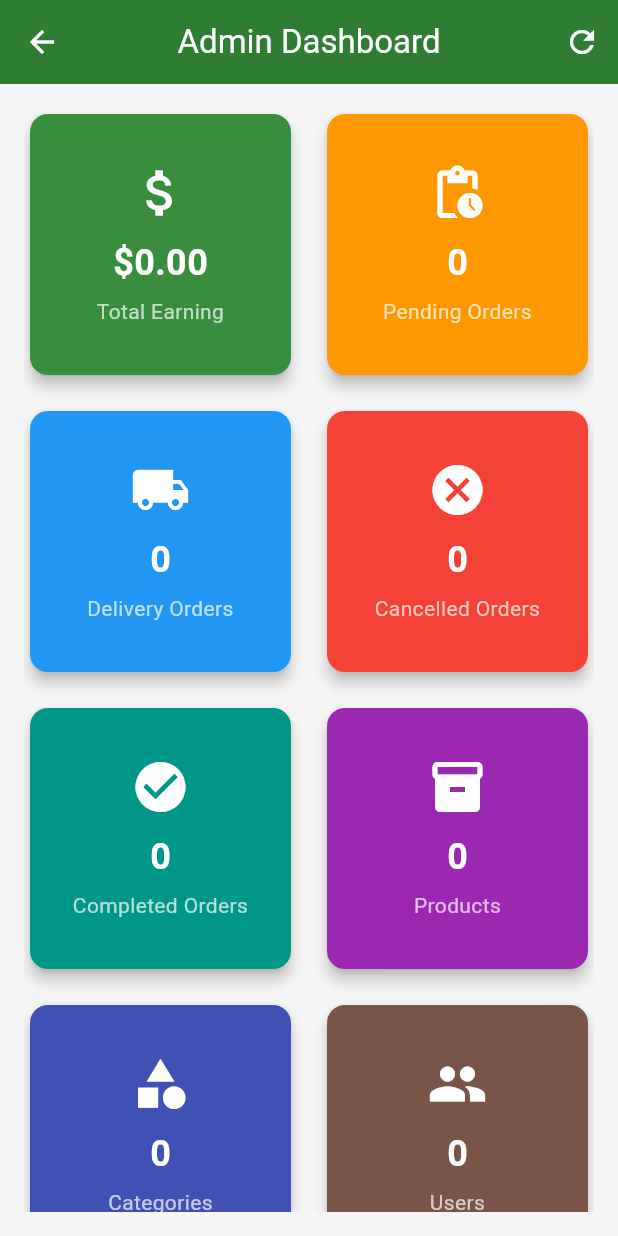
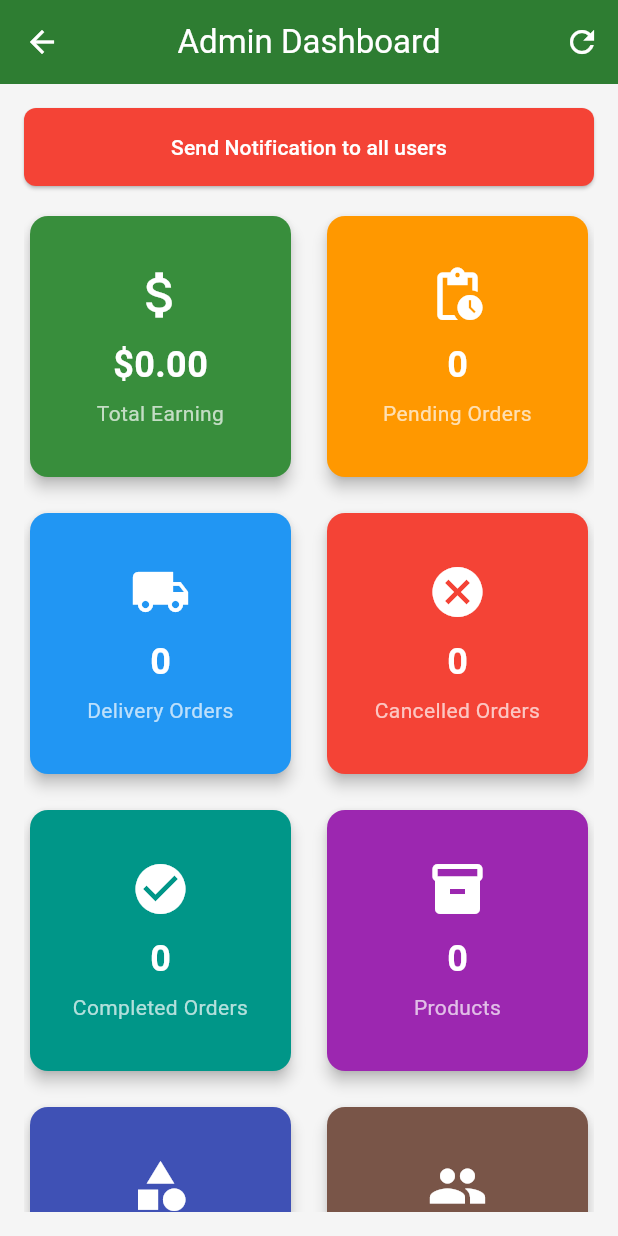
Before and after one commit to ayse-aktas/flutter_admin_panel_development, a Flutter app: the AdminDashboard screen opened directly, on a phone screen of 412 x 824 dp. Run offline on Flutter 3.47's test engine with Material 3 defaults, Android fonts, the light colour scheme and no system bars; our stand-ins replace cloud_firestore, firebase_auth, firebase_core, image_picker; accounts and stored records are empty.

Commit message:
feat: Implement send notification to all users feature

```diff
--- a/lib/screens/admin/admin_dashboard.dart
+++ b/lib/screens/admin/admin_dashboard.dart
@@ -7,6 +7,7 @@ import 'package:flutter_admin_panel_development/utils/constants.dart';
 import 'package:flutter_admin_panel_development/screens/admin/product_list_screen.dart';
 import 'package:flutter_admin_panel_development/screens/admin/category_list_screen.dart';
 import 'package:flutter_admin_panel_development/screens/admin/order_list_screen.dart';
+import 'package:flutter_admin_panel_development/screens/admin/notification_screen.dart';
 
 class AdminDashboard extends StatefulWidget {
   const AdminDashboard({super.key});
@@ -85,6 +86,29 @@ class _AdminDashboardState extends State<AdminDashboard> {
 
           return Padding(
             padding: const EdgeInsets.all(16.0),
+            child: Column(
+              children: [
+                SizedBox(
+                  width: double.infinity,
+                  child: ElevatedButton(
+                    onPressed: () {
+                      Navigator.push(
+                        context,
+                        MaterialPageRoute(
+                          builder: (_) => const NotificationScreen(),
+                        ),
+                      );
+                    },
+                    style: ElevatedButton.styleFrom(
+                      backgroundColor: Colors.red,
+                      foregroundColor: Colors.white,
+                      padding: const EdgeInsets.symmetric(vertical: 16),
+                    ),
+                    child: const Text('Send Notification to all users'),
+                  ),
+                ),
+                const SizedBox(height: 16),
+                Expanded(
                   child: GridView.count(
                     crossAxisCount: 2,
                     crossAxisSpacing: 16,
@@ -191,6 +215,9 @@ class _AdminDashboardState extends State<AdminDashboard> {
                       ),
                     ],
                   ),
+                ),
+              ],
+            ),
           );
         },
       ),
```
Also changed, not shown: lib/screens/admin/notification_screen.dart (added, +112 -0 lines), lib/services/database_service.dart (+10 -0 lines). Lines whose indentation alone changed are shown as unchanged.
